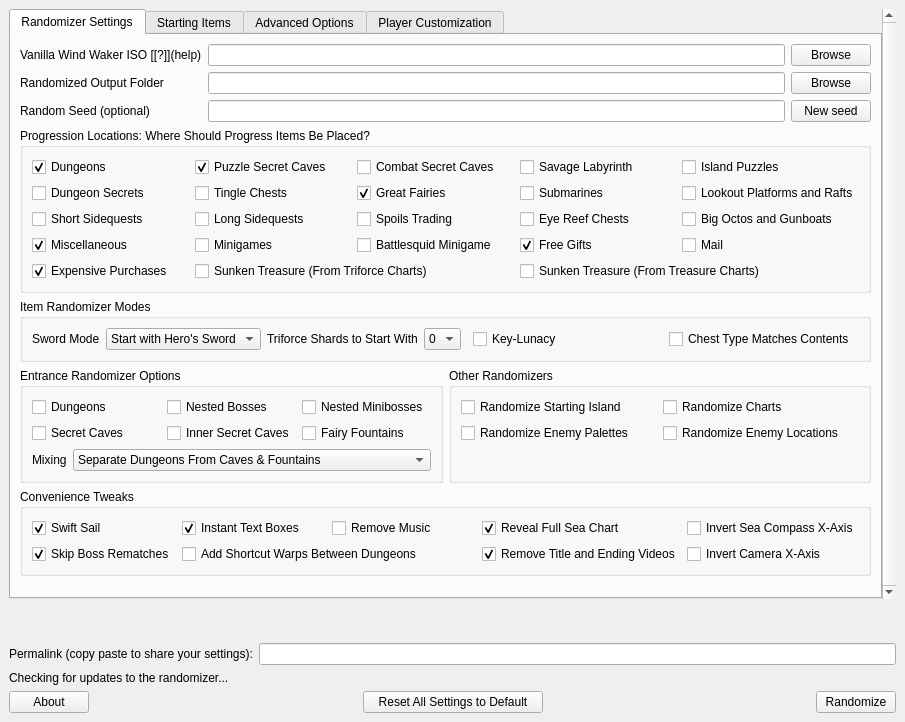
First picture: the form in wwr_ui/randomizer_window.ui, repository LagoLunatic/wwrando, before the edit.
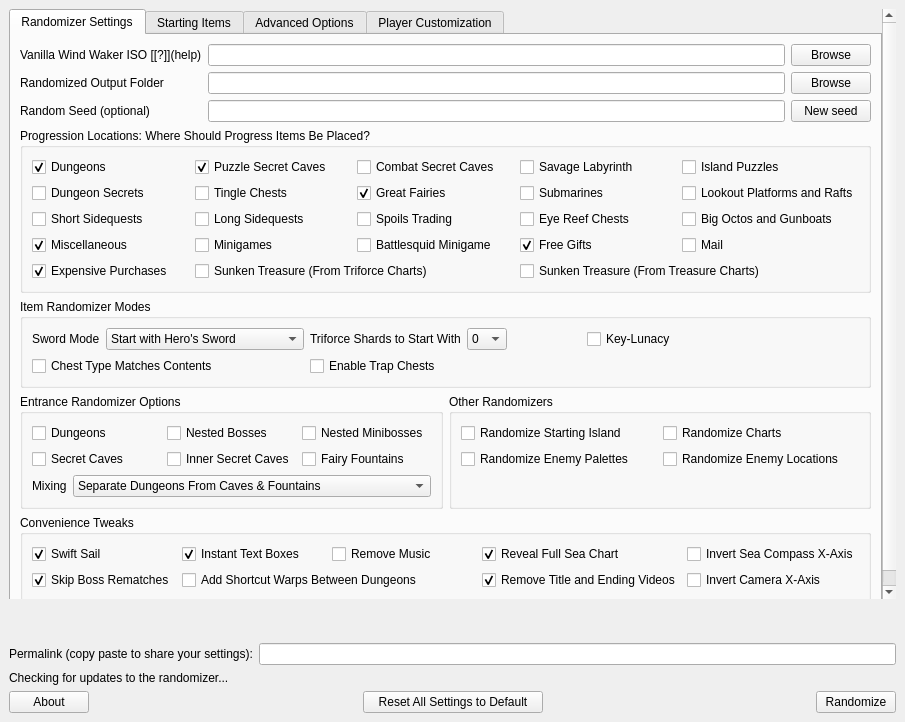
Second picture: the form after the edit. Custom widgets are drawn as their Qt base class.

Commit message: Finish integrated Ice Trap Chests into rando

```diff
--- a/wwr_ui/randomizer_window.ui
+++ b/wwr_ui/randomizer_window.ui
@@ -38,7 +38,7 @@
          <x>0</x>
          <y>0</y>
          <width>870</width>
-         <height>582</height>
+         <height>588</height>
         </rect>
        </property>
        <layout class="QVBoxLayout" name="verticalLayout_2">
@@ -313,7 +313,21 @@
                <string>Item Randomizer Modes</string>
               </property>
               <layout class="QGridLayout" name="gridLayout_3">
-               <item row="0" column="0">
+               <item row="6" column="3">
+                <widget class="QCheckBox" name="keylunacy">
+                 <property name="text">
+                  <string>Key-Lunacy</string>
+                 </property>
+                </widget>
+               </item>
+               <item row="8" column="0">
+                <widget class="QCheckBox" name="chest_type_matches_contents">
+                 <property name="text">
+                  <string>Chest Type Matches Contents</string>
+                 </property>
+                </widget>
+               </item>
+               <item row="6" column="0">
                 <layout class="QHBoxLayout" name="horizontalLayout_3">
                  <item>
                   <widget class="QLabel" name="label_for_sword_mode">
@@ -349,7 +363,7 @@
                  </item>
                 </layout>
                </item>
-               <item row="0" column="1">
+               <item row="6" column="2">
                 <layout class="QHBoxLayout" name="horizontalLayout_4">
                  <item>
                   <widget class="QLabel" name="label_for_num_starting_triforce_shards">
@@ -436,19 +450,15 @@
                  </item>
                 </layout>
                </item>
-               <item row="0" column="3">
-                <widget class="QCheckBox" name="chest_type_matches_contents">
+               <item row="8" column="2">
+                <widget class="QCheckBox" name="trap_chests">
                  <property name="text">
-                  <string>Chest Type Matches Contents</string>
+                  <string>Enable Trap Chests</string>
                  </property>
                 </widget>
                </item>
-               <item row="0" column="2">
-                <widget class="QCheckBox" name="keylunacy">
-                 <property name="text">
-                  <string>Key-Lunacy</string>
-                 </property>
-                </widget>
+               <item row="8" column="3">
+                <widget class="QWidget" name="widget_14" native="true"/>
                </item>
               </layout>
              </widget>
```
Left out of the diff: 11 changed lines with no effect on the pictures. The commit also changes 4 other files.
